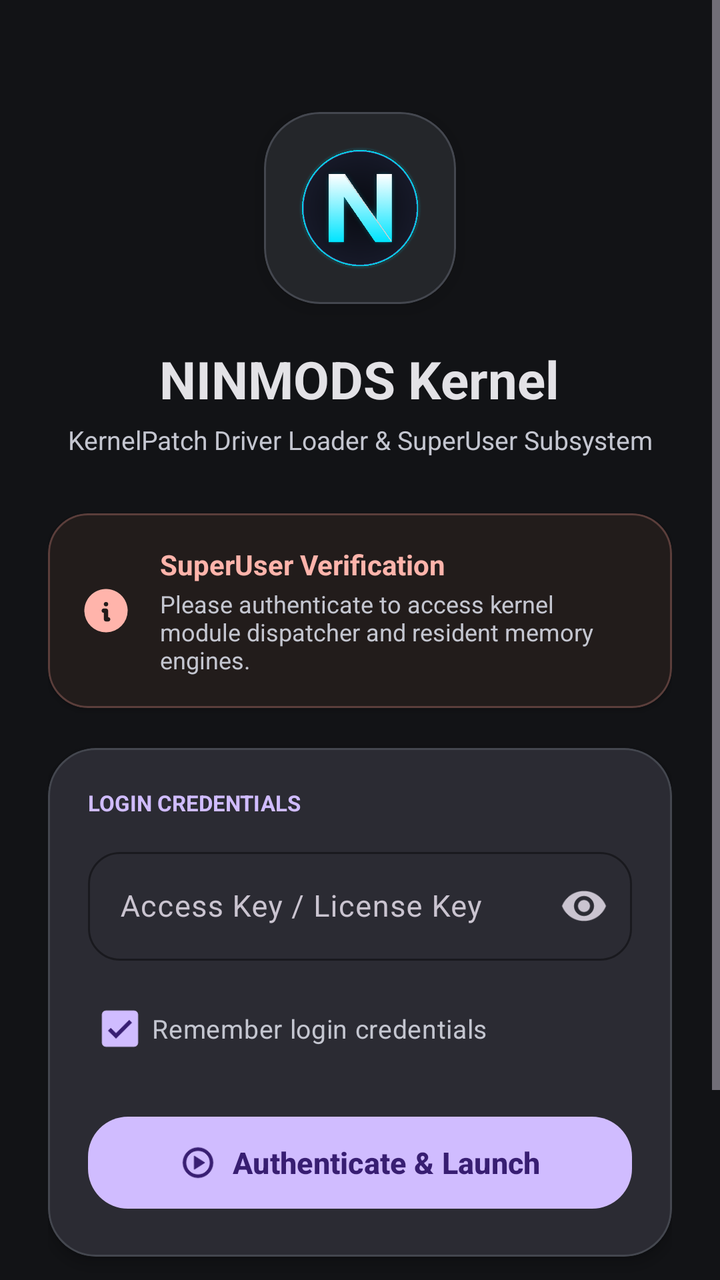
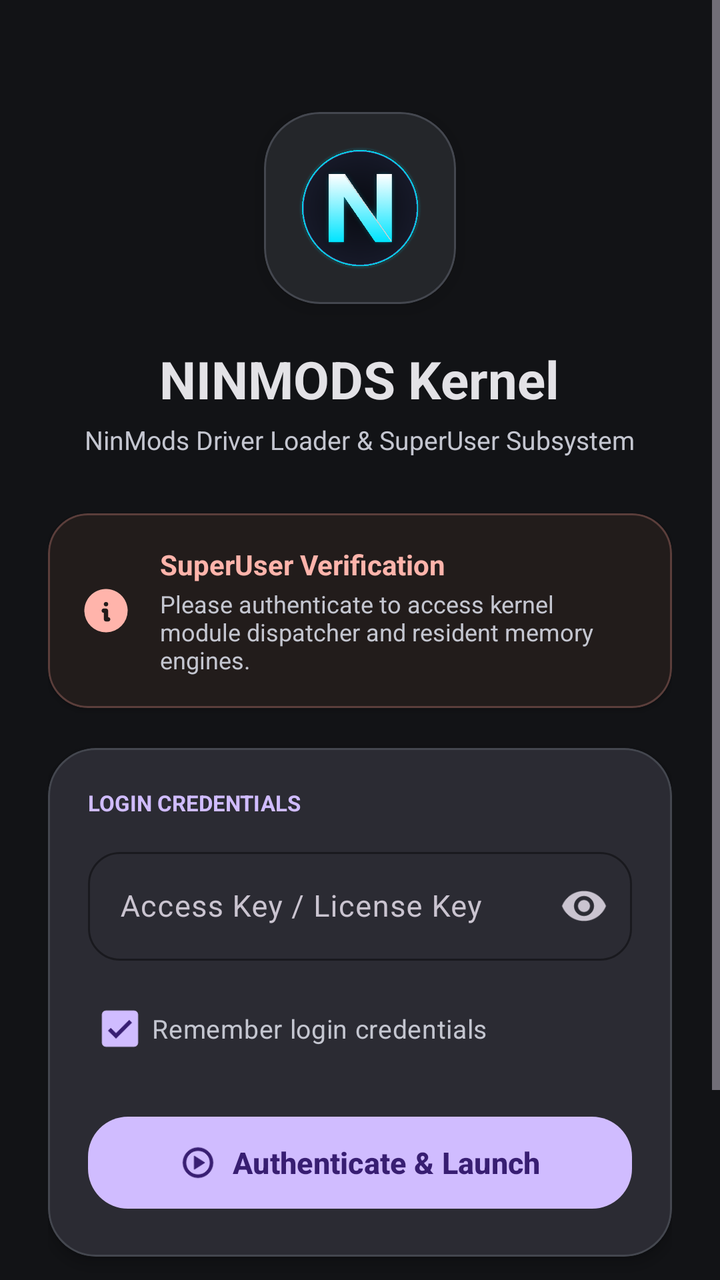

Screens rendered from an Android XML layout before and after an edit, with the pre-edit source and the edit as a unified diff.
<!-- AndroidManifest.xml: application theme Theme.DriverLoader -->
<!-- res/layout/activity_login.xml -->
<?xml version="1.0" encoding="utf-8"?>
<ScrollView xmlns:android="http://schemas.android.com/apk/res/android"
    xmlns:app="http://schemas.android.com/apk/res-auto"
    android:layout_width="match_parent"
    android:layout_height="match_parent"
    android:background="@color/apatch_background"
    android:fillViewport="true">

    <LinearLayout
        android:layout_width="match_parent"
        android:layout_height="wrap_content"
        android:orientation="vertical"
        android:gravity="center_horizontal"
        android:paddingHorizontal="24dp"
        android:paddingTop="56dp"
        android:paddingBottom="32dp">

        
        <com.google.android.material.card.MaterialCardView
            android:layout_width="96dp"
            android:layout_height="96dp"
            app:cardCornerRadius="28dp"
            app:cardBackgroundColor="@color/apatch_surface_variant"
            app:strokeColor="@color/apatch_outline"
            app:strokeWidth="1dp"
            app:cardElevation="6dp">

            <ImageView
                android:layout_width="match_parent"
                android:layout_height="match_parent"
                android:padding="16dp"
                android:src="@drawable/logo_n"
                android:contentDescription="NINMODS Logo" />
        </com.google.android.material.card.MaterialCardView>

        
        <TextView
            android:layout_width="wrap_content"
            android:layout_height="wrap_content"
            android:layout_marginTop="20dp"
            android:text="NINMODS Kernel"
            android:textColor="@color/apatch_text_primary"
            android:textSize="26sp"
            android:textStyle="bold" />

        <TextView
            android:layout_width="wrap_content"
            android:layout_height="wrap_content"
            android:layout_marginTop="4dp"
            android:text="KernelPatch Driver Loader &amp; SuperUser Subsystem"
            android:textColor="@color/apatch_text_secondary"
            android:textSize="13sp"
            android:textAlignment="center" />

        
        <com.google.android.material.card.MaterialCardView
            android:layout_width="match_parent"
            android:layout_height="wrap_content"
            android:layout_marginTop="28dp"
            app:cardCornerRadius="20dp"
            app:cardBackgroundColor="#221C1B"
            app:strokeColor="#5B3E3B"
            app:strokeWidth="1dp"
            app:cardElevation="2dp">

            <LinearLayout
                android:layout_width="match_parent"
                android:layout_height="wrap_content"
                android:orientation="horizontal"
                android:gravity="center_vertical"
                android:padding="16dp">

                <ImageView
                    android:layout_width="26dp"
                    android:layout_height="26dp"
                    android:src="@drawable/info_circle_filled"
                    app:tint="@color/apatch_error" />

                <LinearLayout
                    android:layout_width="0dp"
                    android:layout_height="wrap_content"
                    android:layout_marginStart="14dp"
                    android:layout_weight="1"
                    android:orientation="vertical">

                    <TextView
                        android:layout_width="wrap_content"
                        android:layout_height="wrap_content"
                        android:text="SuperUser Verification"
                        android:textColor="@color/apatch_error"
                        android:textSize="14sp"
                        android:textStyle="bold" />

                    <TextView
                        android:layout_width="wrap_content"
                        android:layout_height="wrap_content"
                        android:layout_marginTop="2dp"
                        android:text="Please authenticate to access kernel module dispatcher and resident memory engines."
                        android:textColor="@color/apatch_text_secondary"
                        android:textSize="12sp" />
                </LinearLayout>
            </LinearLayout>
        </com.google.android.material.card.MaterialCardView>

        
        <com.google.android.material.card.MaterialCardView
            android:layout_width="match_parent"
            android:layout_height="wrap_content"
            android:layout_marginTop="20dp"
            app:cardCornerRadius="24dp"
            app:cardBackgroundColor="@color/apatch_surface"
            app:strokeColor="@color/apatch_outline"
            app:strokeWidth="1dp"
            app:cardElevation="4dp">

            <LinearLayout
                android:layout_width="match_parent"
                android:layout_height="wrap_content"
                android:orientation="vertical"
                android:padding="20dp">

                <TextView
                    android:layout_width="wrap_content"
                    android:layout_height="wrap_content"
                    android:text="LOGIN CREDENTIALS"
                    android:textColor="@color/apatch_primary"
                    android:textSize="11sp"
                    android:textStyle="bold" />

                
                <com.google.android.material.textfield.TextInputLayout
                    android:id="@+id/tilAccessKey"
                    style="@style/Widget.Material3.TextInputLayout.OutlinedBox"
                    android:layout_width="match_parent"
                    android:layout_height="wrap_content"
                    android:layout_marginTop="12dp"
                    android:hint="Access Key / License Key"
                    app:boxCornerRadiusBottomEnd="16dp"
                    app:boxCornerRadiusBottomStart="16dp"
                    app:boxCornerRadiusTopEnd="16dp"
                    app:boxCornerRadiusTopStart="16dp"
                    app:boxStrokeColor="@color/apatch_primary"
                    app:hintTextColor="@color/apatch_primary"
                    app:endIconMode="password_toggle">

                    <com.google.android.material.textfield.TextInputEditText
                        android:id="@+id/etAccessKey"
                        android:layout_width="match_parent"
                        android:layout_height="wrap_content"
                        android:inputType="textPassword"
                        android:textColor="@color/apatch_text_primary"
                        android:textSize="15sp" />
                </com.google.android.material.textfield.TextInputLayout>

                
                <com.google.android.material.checkbox.MaterialCheckBox
                    android:id="@+id/cbRemember"
                    android:layout_width="wrap_content"
                    android:layout_height="wrap_content"
                    android:layout_marginTop="10dp"
                    android:checked="true"
                    android:text="Remember login credentials"
                    android:textColor="@color/apatch_text_secondary"
                    android:textSize="13sp" />

                
                <com.google.android.material.button.MaterialButton
                    android:id="@+id/btnLogin"
                    android:layout_width="match_parent"
                    android:layout_height="54dp"
                    android:layout_marginTop="16dp"
                    android:text="Authenticate &amp; Launch"
                    android:textColor="@color/apatch_on_primary"
                    android:textSize="15sp"
                    android:textStyle="bold"
                    app:backgroundTint="@color/apatch_primary"
                    app:cornerRadius="20dp"
                    app:icon="@drawable/play_circle"
                    app:iconGravity="textStart"
                    app:iconTint="@color/apatch_on_primary" />

            </LinearLayout>
        </com.google.android.material.card.MaterialCardView>

        
        <LinearLayout
            android:layout_width="wrap_content"
            android:layout_height="wrap_content"
            android:layout_marginTop="32dp"
            android:orientation="horizontal"
            android:gravity="center_vertical"
            android:background="@drawable/apatch_pill_selected"
            android:paddingHorizontal="16dp"
            android:paddingVertical="8dp">

            <View
                android:layout_width="8dp"
                android:layout_height="8dp"
                android:background="@drawable/apatch_dot_online" />

            <TextView
                android:layout_width="wrap_content"
                android:layout_height="wrap_content"
                android:layout_marginStart="8dp"
                android:text="APatch Engine Active • GKI Ready"
                android:textColor="@color/apatch_primary"
                android:textSize="12sp"
                android:fontFamily="monospace" />
        </LinearLayout>

        <TextView
            android:layout_width="wrap_content"
            android:layout_height="wrap_content"
            android:layout_marginTop="12dp"
            android:text="Version 1.0.0 (Official Build)"
            android:textColor="#666666"
            android:textSize="11sp" />

    </LinearLayout>
</ScrollView>
<!-- resources referenced by this layout -->
<resources>
  <color name="apatch_background">#121316</color>
  <color name="apatch_error">#FFB4AB</color>
  <color name="apatch_on_primary">#381E72</color>
  <color name="apatch_outline">#44474F</color>
  <color name="apatch_primary">#D0BCFF</color>
  <color name="apatch_surface">#1A1C1E</color>
  <color name="apatch_surface_variant">#24262A</color>
  <color name="apatch_text_primary">#E3E2E6</color>
  <color name="apatch_text_secondary">#C4C6D0</color>
  <!-- drawable apatch_dot_online (drawable) -->
  <?xml version="1.0" encoding="utf-8"?>
  <shape xmlns:android="http://schemas.android.com/apk/res/android"
      android:shape="oval">
      <solid android:color="@color/apatch_success" />
      <size android:width="8dp" android:height="8dp" />
  </shape>
  <!-- drawable apatch_pill_selected (drawable) -->
  <?xml version="1.0" encoding="utf-8"?>
  <shape xmlns:android="http://schemas.android.com/apk/res/android"
      android:shape="rectangle">
      <corners android:radius="26dp" />
      <solid android:color="#3C4453" />
  </shape>
  <!-- drawable info_circle_filled (drawable) -->
  <vector xmlns:android="http://schemas.android.com/apk/res/android"
      android:width="24dp"
      android:height="24dp"
      android:viewportWidth="24"
      android:viewportHeight="24">
      <path
          android:pathData="M12,2c5.523,0 10,4.477 10,10a10,10 0,0 1,-19.995 0.324l-0.005,-0.324l0.004,-0.28c0.148,-5.393 4.566,-9.72 9.996,-9.72zM12,11h-1l-0.117,0.007a1,1 0,0 0,0 1.986l0.117,0.007v3l0.007,0.117a1,1 0,0 0,0.876 0.876l0.117,0.007h1l0.117,-0.007a1,1 0,0 0,0.876 -0.876l0.007,-0.117l-0.007,-0.117a1,1 0,0 0,-0.764 -0.857l-0.112,-0.02l-0.117,-0.006v-3l-0.007,-0.117a1,1 0,0 0,-0.876 -0.876l-0.117,-0.007zM12.01,8l-0.127,0.007a1,1 0,0 0,0 1.986l0.117,0.007l0.127,-0.007a1,1 0,0 0,0 -1.986l-0.117,-0.007z"
          android:strokeLineJoin="round"
          android:strokeWidth="0"
          android:fillColor="#ffff"
          android:strokeLineCap="round"/>
  </vector>
  <!-- drawable logo_n: png bitmap (drawable, 69006 bytes) -->
  <!-- drawable play_circle (drawable) -->
  <vector xmlns:android="http://schemas.android.com/apk/res/android"
      android:width="24dp"
      android:height="24dp"
      android:viewportWidth="960"
      android:viewportHeight="960">
    <path
        android:pathData="m380,660 l280,-180 -280,-180v360ZM480,880q-83,0 -156,-31.5T197,763q-54,-54 -85.5,-127T80,480q0,-83 31.5,-156T197,197q54,-54 127,-85.5T480,80q83,0 156,31.5T763,197q54,54 85.5,127T880,480q0,83 -31.5,156T763,763q-54,54 -127,85.5T480,880ZM480,800q134,0 227,-93t93,-227q0,-134 -93,-227t-227,-93q-134,0 -227,93t-93,227q0,134 93,227t227,93ZM480,480Z"
        android:fillColor="#1f1f1f"
        android:strokeColor="#ffffffff"/>
  </vector>
  <style name="Theme.DriverLoader" parent="Theme.Material3.Dark.NoActionBar">
          <item name="android:statusBarColor">@color/apatch_background</item>
          <item name="android:navigationBarColor">@color/apatch_surface</item>
          <item name="android:windowBackground">@color/apatch_background</item>
          <item name="colorPrimary">@color/apatch_primary</item>
          <item name="colorSecondary">@color/apatch_secondary</item>
          <item name="colorSurface">@color/apatch_surface</item>
          <item name="colorOutline">@color/apatch_outline</item>
      </style>
  <color name="apatch_success">#81C784</color>
  <color name="apatch_secondary">#CCC2DC</color>
</resources>

<!-- the commit's change to res/layout/activity_login.xml (unified diff, before → after) -->
@@ -47,7 +47,7 @@
             android:layout_width="wrap_content"
             android:layout_height="wrap_content"
             android:layout_marginTop="4dp"
-            android:text="KernelPatch Driver Loader &amp; SuperUser Subsystem"
+            android:text="NinMods Driver Loader &amp; SuperUser Subsystem"
             android:textColor="@color/apatch_text_secondary"
             android:textSize="13sp"
             android:textAlignment="center" />
@@ -202,7 +202,7 @@
                 android:layout_width="wrap_content"
                 android:layout_height="wrap_content"
                 android:layout_marginStart="8dp"
-                android:text="APatch Engine Active • GKI Ready"
+                android:text="NinMods Engine Active • GKI Ready"
                 android:textColor="@color/apatch_primary"
                 android:textSize="12sp"
                 android:fontFamily="monospace" />
